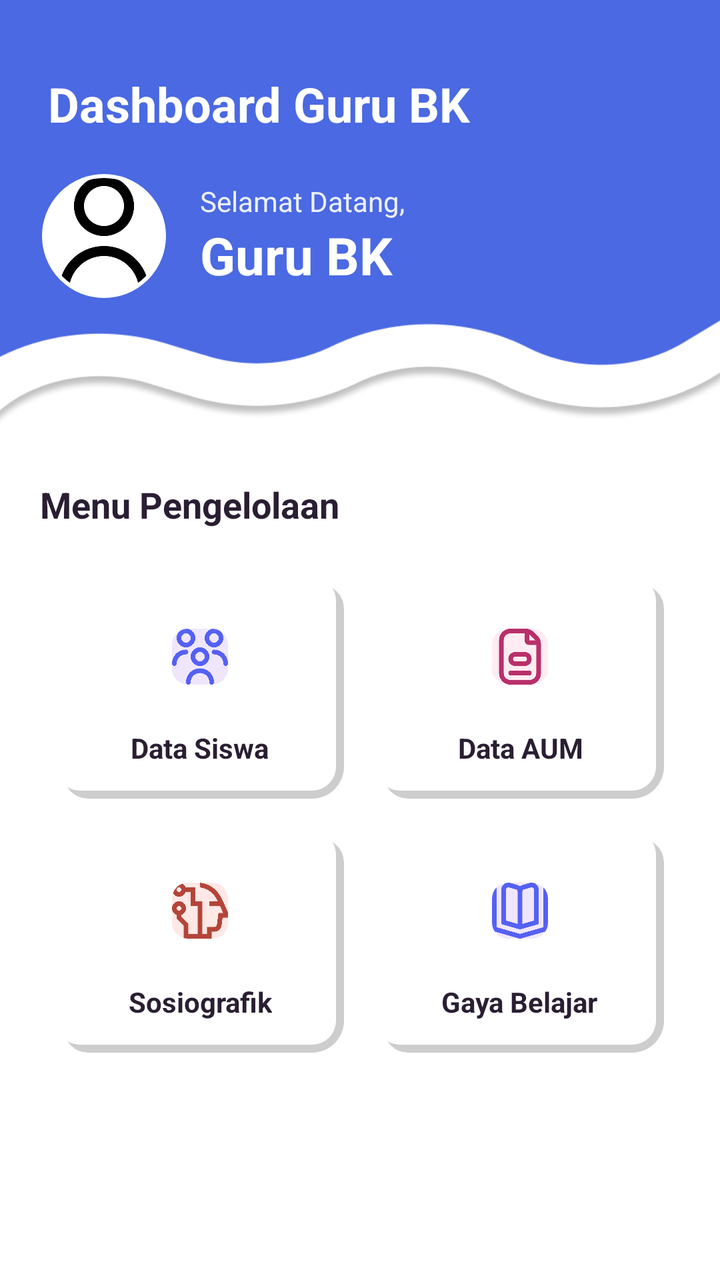
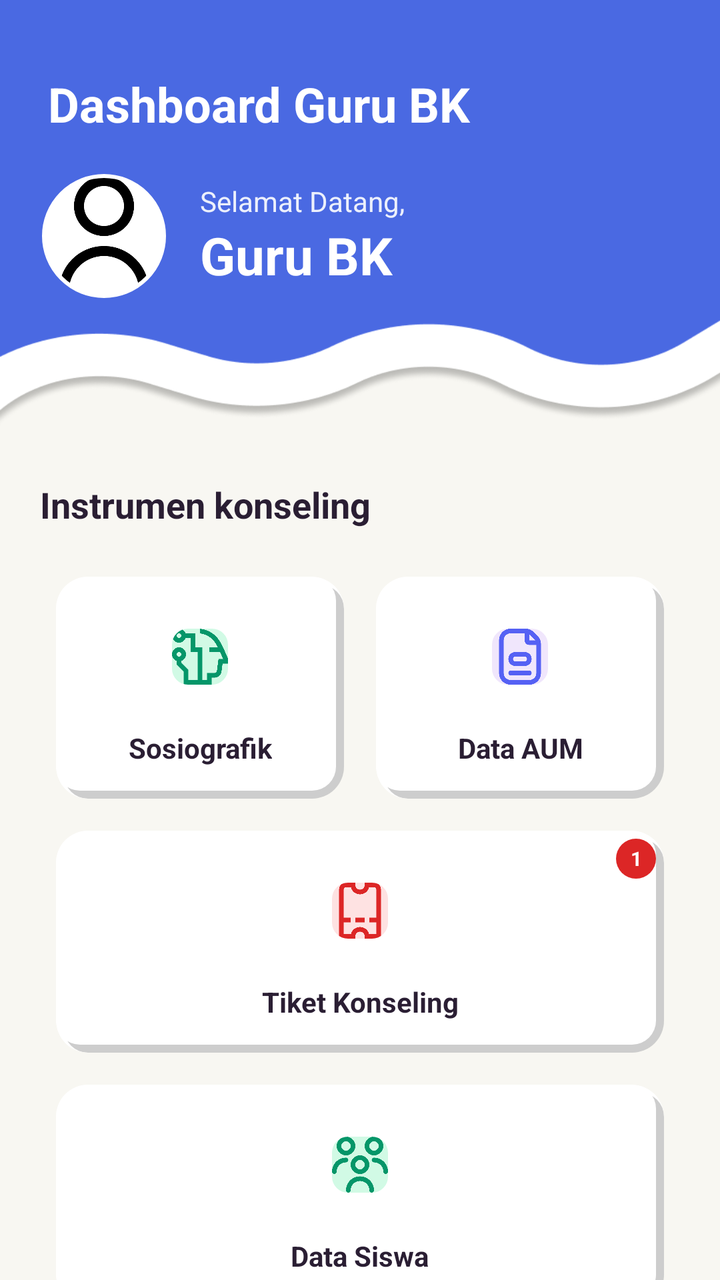

Screens rendered from an Android XML layout before and after an edit, with the pre-edit source and the edit as a unified diff.
<!-- AndroidManifest.xml: application theme Theme.BkNova -->
<!-- res/layout/fragment_home_bk.xml -->
<?xml version="1.0" encoding="utf-8"?>
<androidx.coordinatorlayout.widget.CoordinatorLayout xmlns:android="http://schemas.android.com/apk/res/android"
    xmlns:app="http://schemas.android.com/apk/res-auto"
    xmlns:tools="http://schemas.android.com/tools"
    android:layout_width="match_parent"
    android:layout_height="match_parent"
    android:background="@color/white"
    tools:context=".fragment.homeBkFragment">

    <com.google.android.material.appbar.AppBarLayout
        android:id="@+id/appBarLayout"
        android:layout_width="match_parent"
        android:layout_height="220dp"
        android:background="@drawable/img_1">

        <LinearLayout
            android:layout_width="match_parent"
            android:layout_height="match_parent"
            android:orientation="vertical"
            android:padding="20dp">

            <com.google.android.material.appbar.MaterialToolbar
                android:id="@+id/toolbar_bk"
                android:layout_width="match_parent"
                android:layout_height="?attr/actionBarSize"
                app:title="Dashboard Guru BK"
                app:titleTextAppearance="@style/ToolbarTitleBold"
                app:titleCentered="false"
                app:titleTextColor="@color/white"
                app:contentInsetStart="0dp" />

            <View
                android:layout_width="match_parent"
                android:layout_height="0dp"
                android:layout_weight="1" />

            
            <LinearLayout
                android:layout_width="match_parent"
                android:layout_height="wrap_content"
                android:orientation="horizontal"
                android:gravity="center_vertical"
                android:layout_marginBottom="50dp">

                <com.google.android.material.imageview.ShapeableImageView
                    android:id="@+id/iv_profile_bk"
                    android:layout_width="64dp"
                    android:layout_height="64dp"
                    android:padding="2dp"
                    android:background="@color/white"
                    app:shapeAppearanceOverlay="@style/ShapeAppearance.Circle"
                    android:src="@drawable/person_icon"
                    app:strokeWidth="2dp"
                    app:strokeColor="@color/white" />

                <LinearLayout
                    android:layout_width="wrap_content"
                    android:layout_height="wrap_content"
                    android:orientation="vertical"
                    android:layout_marginStart="16dp">

                    <TextView
                        android:layout_width="wrap_content"
                        android:layout_height="wrap_content"
                        android:text="Selamat Datang,"
                        android:textColor="@color/white"
                        android:textSize="14sp"
                        android:alpha="0.9" />

                    <TextView
                        android:id="@+id/tv_name_bk"
                        android:layout_width="wrap_content"
                        android:layout_height="wrap_content"
                        android:text="Guru BK"
                        android:textColor="@color/white"
                        android:textSize="26sp"
                        android:textStyle="bold" />
                </LinearLayout>
            </LinearLayout>
        </LinearLayout>
    </com.google.android.material.appbar.AppBarLayout>

    <androidx.core.widget.NestedScrollView
        android:id="@+id/scroll_view_home_bk"
        android:layout_width="match_parent"
        android:layout_height="match_parent"
        android:clipToPadding="false"
        android:paddingBottom="160dp"
        app:layout_behavior="@string/appbar_scrolling_view_behavior">

        <LinearLayout
            android:layout_width="match_parent"
            android:layout_height="wrap_content"
            android:orientation="vertical"
            android:padding="20dp">

            <TextView
                android:layout_width="wrap_content"
                android:layout_height="wrap_content"
                android:text="Menu Pengelolaan"
                android:textColor="@color/text_color_primary"
                android:textSize="18sp"
                android:textStyle="bold"
                android:layout_marginBottom="16dp" />

            
            <LinearLayout
                android:layout_width="match_parent"
                android:layout_height="wrap_content"
                android:orientation="vertical"
                android:layout_marginHorizontal="-8dp">

                
                <LinearLayout
                    android:layout_width="match_parent"
                    android:layout_height="wrap_content"
                    android:orientation="horizontal"
                    android:weightSum="2">

                    
                    <com.google.android.material.card.MaterialCardView
                        android:id="@+id/card_data_siswa"
                        android:layout_width="0dp"
                        android:layout_height="wrap_content"
                        android:layout_weight="1"
                        android:layout_margin="8dp"
                        app:cardCornerRadius="16dp"

                        app:strokeWidth="0dp"
                        android:clickable="true"
                        android:focusable="true"

                        android:foreground="?attr/selectableItemBackground">

                        <LinearLayout
                            android:layout_width="match_parent"
                            android:layout_height="wrap_content"
                            android:orientation="vertical"

                            android:padding="16dp"
                            android:background="@drawable/bg_grid_shadow"
                            android:gravity="center">

                            <com.google.android.material.imageview.ShapeableImageView
                                android:layout_width="48dp"
                                android:layout_height="48dp"
                                android:background="@color/brand_soft"
                                android:padding="10dp"
                                app:shapeAppearanceOverlay="@style/ShapeAppearance.Rounded8"
                                android:src="@drawable/img_2"
                                app:tint="@color/brand_primary" />

                            <TextView
                                android:layout_width="wrap_content"
                                android:layout_height="wrap_content"
                                android:layout_marginTop="12dp"
                                android:text="Data Siswa"
                                android:textColor="@color/text_color_primary"
                                android:textSize="14sp"
                                android:textStyle="bold"
                                android:gravity="center" />
                        </LinearLayout>
                    </com.google.android.material.card.MaterialCardView>

                    
                    <com.google.android.material.card.MaterialCardView
                        android:id="@+id/card_data_aum"
                        android:layout_width="0dp"
                        android:layout_height="wrap_content"
                        android:layout_weight="1"
                        android:layout_margin="8dp"
                        app:cardCornerRadius="16dp"

                        app:strokeWidth="0dp"
                        android:clickable="true"
                        android:focusable="true"
                        android:foreground="?attr/selectableItemBackground">

                        <LinearLayout
                            android:layout_width="match_parent"
                            android:layout_height="wrap_content"
                            android:orientation="vertical"
                            android:padding="16dp"
                            android:background="@drawable/bg_grid_shadow"
                            android:gravity="center">

                            <com.google.android.material.imageview.ShapeableImageView
                                android:layout_width="48dp"
                                android:layout_height="48dp"
                                android:background="@color/accent_pink_soft"
                                android:padding="10dp"
                                app:shapeAppearanceOverlay="@style/ShapeAppearance.Rounded8"
                                android:src="@drawable/img_9"
                                app:tint="@color/accent_pink_text" />

                            <TextView
                                android:layout_width="wrap_content"
                                android:layout_height="wrap_content"
                                android:layout_marginTop="12dp"
                                android:text="Data AUM"
                                android:textColor="@color/text_color_primary"
                                android:textSize="14sp"
                                android:textStyle="bold"
                                android:gravity="center" />
                        </LinearLayout>
                    </com.google.android.material.card.MaterialCardView>
                </LinearLayout>

                
                <LinearLayout
                    android:layout_width="match_parent"
                    android:layout_height="wrap_content"
                    android:orientation="horizontal"
                    android:weightSum="2">

                    
                    <com.google.android.material.card.MaterialCardView
                        android:id="@+id/card_sosio_bk"
                        android:layout_width="0dp"
                        android:layout_height="wrap_content"
                        android:layout_weight="1"
                        android:layout_margin="8dp"
                        app:cardCornerRadius="16dp"

                        app:strokeWidth="0dp"
                        android:clickable="true"
                        android:focusable="true"
                        android:foreground="?attr/selectableItemBackground">

                        <LinearLayout
                            android:layout_width="match_parent"
                            android:layout_height="wrap_content"
                            android:orientation="vertical"
                            android:padding="16dp"
                            android:background="@drawable/bg_grid_shadow"
                            android:gravity="center">

                            <com.google.android.material.imageview.ShapeableImageView
                                android:layout_width="48dp"
                                android:layout_height="48dp"
                                android:background="@color/accent_peach_soft"
                                android:padding="10dp"
                                app:shapeAppearanceOverlay="@style/ShapeAppearance.Rounded8"
                                android:src="@drawable/img_8"
                                app:tint="@color/accent_peach_text" />

                            <TextView
                                android:layout_width="wrap_content"
                                android:layout_height="wrap_content"
                                android:layout_marginTop="12dp"
                                android:text="Sosiografik"
                                android:textColor="@color/text_color_primary"
                                android:textSize="14sp"
                                android:textStyle="bold"
                                android:gravity="center" />
                        </LinearLayout>
                    </com.google.android.material.card.MaterialCardView>

                    
                    <com.google.android.material.card.MaterialCardView
                        android:id="@+id/card_gaya_belajar_bk"
                        android:layout_width="0dp"
                        android:layout_height="wrap_content"
                        android:layout_weight="1"
                        android:layout_margin="8dp"
                        app:cardCornerRadius="16dp"

                        app:strokeWidth="0dp"
                        android:clickable="true"
                        android:focusable="true"
                        android:foreground="?attr/selectableItemBackground">

                        <LinearLayout
                            android:layout_width="match_parent"
                            android:layout_height="wrap_content"
                            android:orientation="vertical"
                            android:padding="16dp"
                            android:background="@drawable/bg_grid_shadow"
                            android:gravity="center">

                            <com.google.android.material.imageview.ShapeableImageView
                                android:layout_width="48dp"
                                android:layout_height="48dp"
                                android:background="@color/brand_soft"
                                android:padding="10dp"
                                app:shapeAppearanceOverlay="@style/ShapeAppearance.Rounded8"
                                android:src="@drawable/img_10"
                                app:tint="@color/brand_primary" />

                            <TextView
                                android:layout_width="wrap_content"
                                android:layout_height="wrap_content"
                                android:layout_marginTop="12dp"
                                android:text="Gaya Belajar"
                                android:textColor="@color/text_color_primary"
                                android:textSize="14sp"
                                android:textStyle="bold"
                                android:gravity="center" />
                        </LinearLayout>
                    </com.google.android.material.card.MaterialCardView>
                </LinearLayout>
            </LinearLayout>



        </LinearLayout>
    </androidx.core.widget.NestedScrollView>

</androidx.coordinatorlayout.widget.CoordinatorLayout>
<!-- resources referenced by this layout -->
<resources>
  <color name="accent_peach_soft">#FFE8E5</color>
  <color name="accent_peach_text">#B4453A</color>
  <color name="accent_pink_soft">#FFECF3</color>
  <color name="accent_pink_text">#B8306A</color>
  <color name="brand_primary">#5561F4</color>
  <color name="brand_soft">#F0E6FC</color>
  <color name="text_color_primary">#2A1E33</color>
  <color name="white">#FFFFFFFF</color>
  <!-- drawable bg_grid_shadow (drawable) -->
  <?xml version="1.0" encoding="utf-8"?>
  <layer-list xmlns:android="http://schemas.android.com/apk/res/android">
  
      
      <item
          android:left="4dp"
  
          android:top="4dp">
  
          <shape android:shape="rectangle">
              <solid android:color="#32000000" />
              <corners android:radius="12dp" />
          </shape>
  
      </item>
  
      
      <item
          android:right="4dp"
          android:bottom="4dp">
  
          <shape android:shape="rectangle">
              <solid android:color="#FFFFFF" />
              <corners android:radius="12dp" />
          </shape>
  
      </item>
  
  </layer-list>
  <!-- drawable img_10: png bitmap (drawable, 11178 bytes) -->
  <style name="ShapeAppearance.Circle" parent="">
          <item name="cornerFamily">rounded</item>
          <item name="cornerSize">50%</item>
      </style>
  <style name="ShapeAppearance.Rounded8" parent="">
          <item name="cornerFamily">rounded</item>
          <item name="cornerSize">8dp</item>
      </style>
  <style name="ToolbarTitleBold" parent="TextAppearance.Material3.TitleLarge">
          <item name="android:textStyle">bold</item>
          <item name="android:textSize">24sp</item>
      </style>
  <style name="Theme.BkNova" parent="Base.Theme.BkNova" />
  <color name="accent_pink">#FF7FAF</color>
  <color name="accent_peach">#FFC6BF</color>
  <color name="background_cream">#F8F7F2</color>
  <color name="text_color_secondary">#6B5E75</color>
  <color name="divider_color">#E8E3DC</color>
  <color name="red_text">#DC2626</color>
  <color name="red_light">#FEE2E2</color>
  <!-- unchanged entries left out for length: 6 -->
</resources>

<!-- the commit's change to res/layout/fragment_home_bk.xml (unified diff, before → after) -->
@@ -4,7 +4,7 @@
     xmlns:tools="http://schemas.android.com/tools"
     android:layout_width="match_parent"
     android:layout_height="match_parent"
-    android:background="@color/white"
+    android:background="@color/background_cream"
     tools:context=".fragment.homeBkFragment">
 
     <com.google.android.material.appbar.AppBarLayout
@@ -97,7 +97,7 @@
             <TextView
                 android:layout_width="wrap_content"
                 android:layout_height="wrap_content"
-                android:text="Menu Pengelolaan"
+                android:text="Instrumen konseling"
                 android:textColor="@color/text_color_primary"
                 android:textSize="18sp"
                 android:textStyle="bold"
@@ -119,58 +119,12 @@
 
                     
                     <com.google.android.material.card.MaterialCardView
-                        android:id="@+id/card_data_siswa"
+                        android:id="@+id/card_sosio_bk"
                         android:layout_width="0dp"
                         android:layout_height="wrap_content"
                         android:layout_weight="1"
                         android:layout_margin="8dp"
                         app:cardCornerRadius="16dp"
-
-                        app:strokeWidth="0dp"
-                        android:clickable="true"
-                        android:focusable="true"
-
-                        android:foreground="?attr/selectableItemBackground">
-
-                        <LinearLayout
-                            android:layout_width="match_parent"
-                            android:layout_height="wrap_content"
-                            android:orientation="vertical"
-
-                            android:padding="16dp"
-                            android:background="@drawable/bg_grid_shadow"
-                            android:gravity="center">
-
-                            <com.google.android.material.imageview.ShapeableImageView
-                                android:layout_width="48dp"
-                                android:layout_height="48dp"
-                                android:background="@color/brand_soft"
-                                android:padding="10dp"
-                                app:shapeAppearanceOverlay="@style/ShapeAppearance.Rounded8"
-                                android:src="@drawable/img_2"
-                                app:tint="@color/brand_primary" />
-
-                            <TextView
-                                android:layout_width="wrap_content"
-                                android:layout_height="wrap_content"
-                                android:layout_marginTop="12dp"
-                                android:text="Data Siswa"
-                                android:textColor="@color/text_color_primary"
-                                android:textSize="14sp"
-                                android:textStyle="bold"
-                                android:gravity="center" />
-                        </LinearLayout>
-                    </com.google.android.material.card.MaterialCardView>
-
-                    
-                    <com.google.android.material.card.MaterialCardView
-                        android:id="@+id/card_data_aum"
-                        android:layout_width="0dp"
-                        android:layout_height="wrap_content"
-                        android:layout_weight="1"
-                        android:layout_margin="8dp"
-                        app:cardCornerRadius="16dp"
-
                         app:strokeWidth="0dp"
                         android:clickable="true"
                         android:focusable="true"
@@ -187,11 +141,53 @@
                             <com.google.android.material.imageview.ShapeableImageView
                                 android:layout_width="48dp"
                                 android:layout_height="48dp"
-                                android:background="@color/accent_pink_soft"
+                                android:background="@color/green_light"
+                                android:padding="10dp"
+                                app:shapeAppearanceOverlay="@style/ShapeAppearance.Rounded8"
+                                android:src="@drawable/img_8"
+                                app:tint="@color/green_text" />
+
+                            <TextView
+                                android:layout_width="wrap_content"
+                                android:layout_height="wrap_content"
+                                android:layout_marginTop="12dp"
+                                android:text="Sosiografik"
+                                android:textColor="@color/text_color_primary"
+                                android:textSize="14sp"
+                                android:textStyle="bold"
+                                android:gravity="center" />
+                        </LinearLayout>
+                    </com.google.android.material.card.MaterialCardView>
+
+                    
+                    <com.google.android.material.card.MaterialCardView
+                        android:id="@+id/card_data_aum"
+                        android:layout_width="0dp"
+                        android:layout_height="wrap_content"
+                        android:layout_weight="1"
+                        android:layout_margin="8dp"
+                        app:cardCornerRadius="16dp"
+                        app:strokeWidth="0dp"
+                        android:clickable="true"
+                        android:focusable="true"
+                        android:foreground="?attr/selectableItemBackground">
+
+                        <LinearLayout
+                            android:layout_width="match_parent"
+                            android:layout_height="wrap_content"
+                            android:orientation="vertical"
+                            android:padding="16dp"
+                            android:background="@drawable/bg_grid_shadow"
+                            android:gravity="center">
+
+                            <com.google.android.material.imageview.ShapeableImageView
+                                android:layout_width="48dp"
+                                android:layout_height="48dp"
+                                android:background="@color/brand_soft"
                                 android:padding="10dp"
                                 app:shapeAppearanceOverlay="@style/ShapeAppearance.Rounded8"
                                 android:src="@drawable/img_9"
-                                app:tint="@color/accent_pink_text" />
+                                app:tint="@color/brand_primary" />
 
                             <TextView
                                 android:layout_width="wrap_content"
@@ -207,21 +203,17 @@
                 </LinearLayout>
 
                 
-                <LinearLayout
+                <FrameLayout
                     android:layout_width="match_parent"
                     android:layout_height="wrap_content"
-                    android:orientation="horizontal"
-                    android:weightSum="2">
-
-                    
+                    android:layout_marginHorizontal="8dp"
+                    android:layout_marginVertical="8dp">
+
                     <com.google.android.material.card.MaterialCardView
-                        android:id="@+id/card_sosio_bk"
-                        android:layout_width="0dp"
-                        android:layout_height="wrap_content"
-                        android:layout_weight="1"
-                        android:layout_margin="8dp"
+                        android:id="@+id/card_tiket_bk"
+                        android:layout_width="match_parent"
+                        android:layout_height="wrap_content"
                         app:cardCornerRadius="16dp"
-
                         app:strokeWidth="0dp"
                         android:clickable="true"
                         android:focusable="true"
@@ -238,17 +230,17 @@
                             <com.google.android.material.imageview.ShapeableImageView
                                 android:layout_width="48dp"
                                 android:layout_height="48dp"
-                                android:background="@color/accent_peach_soft"
+                                android:background="@color/red_light"
                                 android:padding="10dp"
                                 app:shapeAppearanceOverlay="@style/ShapeAppearance.Rounded8"
-                                android:src="@drawable/img_8"
-                                app:tint="@color/accent_peach_text" />
+                                android:src="@drawable/img_15"
+                                app:tint="@color/red_text" />
 
                             <TextView
                                 android:layout_width="wrap_content"
                                 android:layout_height="wrap_content"
                                 android:layout_marginTop="12dp"
-                                android:text="Sosiografik"
+                                android:text="Tiket Konseling"
                                 android:textColor="@color/text_color_primary"
                                 android:textSize="14sp"
                                 android:textStyle="bold"
@@ -257,52 +249,62 @@
                     </com.google.android.material.card.MaterialCardView>
 
                     
-                    <com.google.android.material.card.MaterialCardView
-                        android:id="@+id/card_gaya_belajar_bk"
-                        android:layout_width="0dp"
-                        android:layout_height="wrap_content"
-                        android:layout_weight="1"
-                        android:layout_margin="8dp"
-                        app:cardCornerRadius="16dp"
-
-                        app:strokeWidth="0dp"
-                        android:clickable="true"
-                        android:focusable="true"
-                        android:foreground="?attr/selectableItemBackground">
-
-                        <LinearLayout
-                            android:layout_width="match_parent"
+                    <TextView
+                        android:layout_width="20dp"
+                        android:layout_height="20dp"
+                        android:layout_gravity="end|top"
+                        android:background="@drawable/bg_badge_red_circle"
+                        android:text="1"
+                        android:textColor="@color/white"
+                        android:textSize="10sp"
+                        android:textStyle="bold"
+                        android:gravity="center"
+                        android:translationX="-4dp"
+                        android:translationY="4dp" />
+                </FrameLayout>
+
+                
+                <com.google.android.material.card.MaterialCardView
+                    android:id="@+id/card_data_siswa"
+                    android:layout_width="match_parent"
+                    android:layout_height="wrap_content"
+                    android:layout_margin="8dp"
+                    app:cardCornerRadius="16dp"
+                    app:strokeWidth="0dp"
+                    android:clickable="true"
+                    android:focusable="true"
+                    android:foreground="?attr/selectableItemBackground">
+
+                    <LinearLayout
+                        android:layout_width="match_parent"
+                        android:layout_height="wrap_content"
+                        android:orientation="vertical"
+                        android:padding="16dp"
+                        android:background="@drawable/bg_grid_shadow"
+                        android:gravity="center">
+
+                        <com.google.android.material.imageview.ShapeableImageView
+                            android:layout_width="48dp"
+                            android:layout_height="48dp"
+                            android:background="@color/green_light"
+                            android:padding="10dp"
+                            app:shapeAppearanceOverlay="@style/ShapeAppearance.Rounded8"
+                            android:src="@drawable/img_2"
+                            app:tint="@color/green_text" />
+
+                        <TextView
+                            android:layout_width="wrap_content"
                             android:layout_height="wrap_content"
-                            android:orientation="vertical"
-                            android:padding="16dp"
-                            android:background="@drawable/bg_grid_shadow"
-                            android:gravity="center">
-
-                            <com.google.android.material.imageview.ShapeableImageView
-                                android:layout_width="48dp"
-                                android:layout_height="48dp"
-                                android:background="@color/brand_soft"
-                                android:padding="10dp"
-                                app:shapeAppearanceOverlay="@style/ShapeAppearance.Rounded8"
-                                android:src="@drawable/img_10"
-                                app:tint="@color/brand_primary" />
-
-                            <TextView
-                                android:layout_width="wrap_content"
-                                android:layout_height="wrap_content"
-                                android:layout_marginTop="12dp"
-                                android:text="Gaya Belajar"
-                                android:textColor="@color/text_color_primary"
-                                android:textSize="14sp"
-                                android:textStyle="bold"
-                                android:gravity="center" />
-                        </LinearLayout>
-                    </com.google.android.material.card.MaterialCardView>
-                </LinearLayout>
+                            android:layout_marginTop="12dp"
+                            android:text="Data Siswa"
+                            android:textColor="@color/text_color_primary"
+                            android:textSize="14sp"
+                            android:textStyle="bold"
+                            android:gravity="center" />
+                    </LinearLayout>
+                </com.google.android.material.card.MaterialCardView>
+
             </LinearLayout>
-
-
-
         </LinearLayout>
     </androidx.core.widget.NestedScrollView>
 
<!-- resource entries referenced after the edit -->
@@ -1,13 +1,22 @@
 <!-- resources referenced by this layout -->
 <resources>
   <color name="accent_peach_soft">#FFE8E5</color>
-  <color name="accent_peach_text">#B4453A</color>
   <color name="accent_pink_soft">#FFECF3</color>
-  <color name="accent_pink_text">#B8306A</color>
   <color name="brand_primary">#5561F4</color>
   <color name="brand_soft">#F0E6FC</color>
+  <color name="green_light">#D1FAE5</color>
+  <color name="green_text">#059669</color>
   <color name="text_color_primary">#2A1E33</color>
   <color name="white">#FFFFFFFF</color>
+  <!-- drawable bg_badge_red_circle (drawable) -->
+  <?xml version="1.0" encoding="utf-8"?>
+  <shape xmlns:android="http://schemas.android.com/apk/res/android"
+      android:shape="oval">
+      <solid android:color="@color/red_text" />
+      <size
+          android:width="20dp"
+          android:height="20dp" />
+  </shape>
   <!-- drawable bg_grid_shadow (drawable) -->
   <?xml version="1.0" encoding="utf-8"?>
   <layer-list xmlns:android="http://schemas.android.com/apk/res/android">
@@ -38,7 +47,7 @@
       </item>
   
   </layer-list>
-  <!-- drawable img_10: png bitmap (drawable, 11178 bytes) -->
+  <!-- drawable img_15: png bitmap (drawable, 9475 bytes) -->
   <style name="ShapeAppearance.Circle" parent="">
           <item name="cornerFamily">rounded</item>
           <item name="cornerSize">50%</item>
